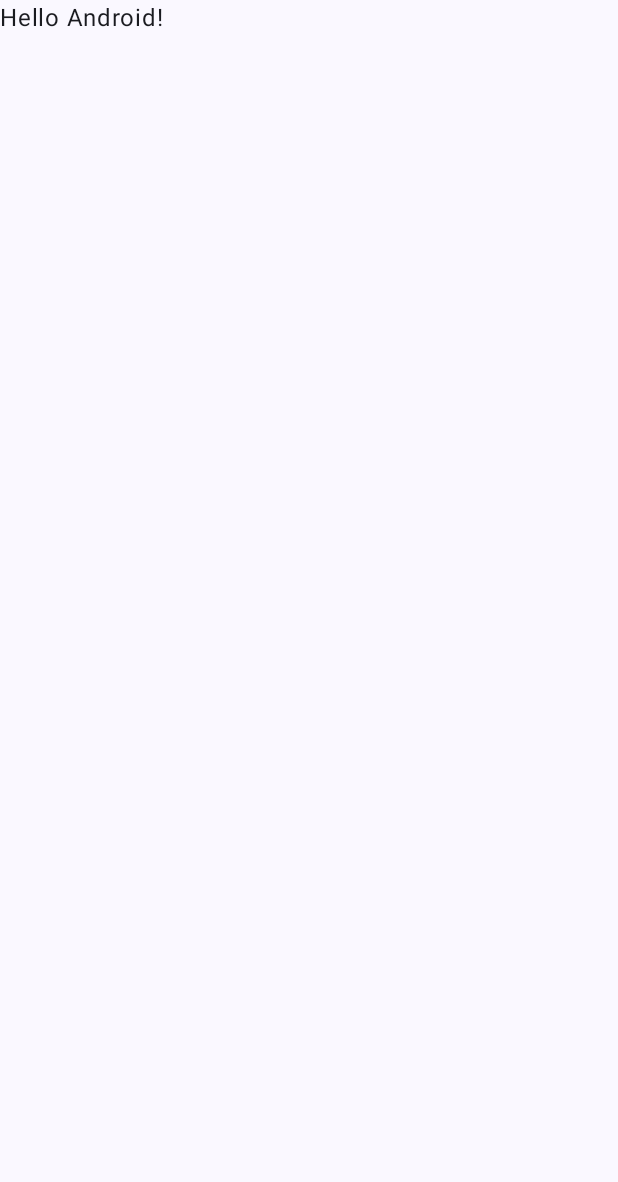
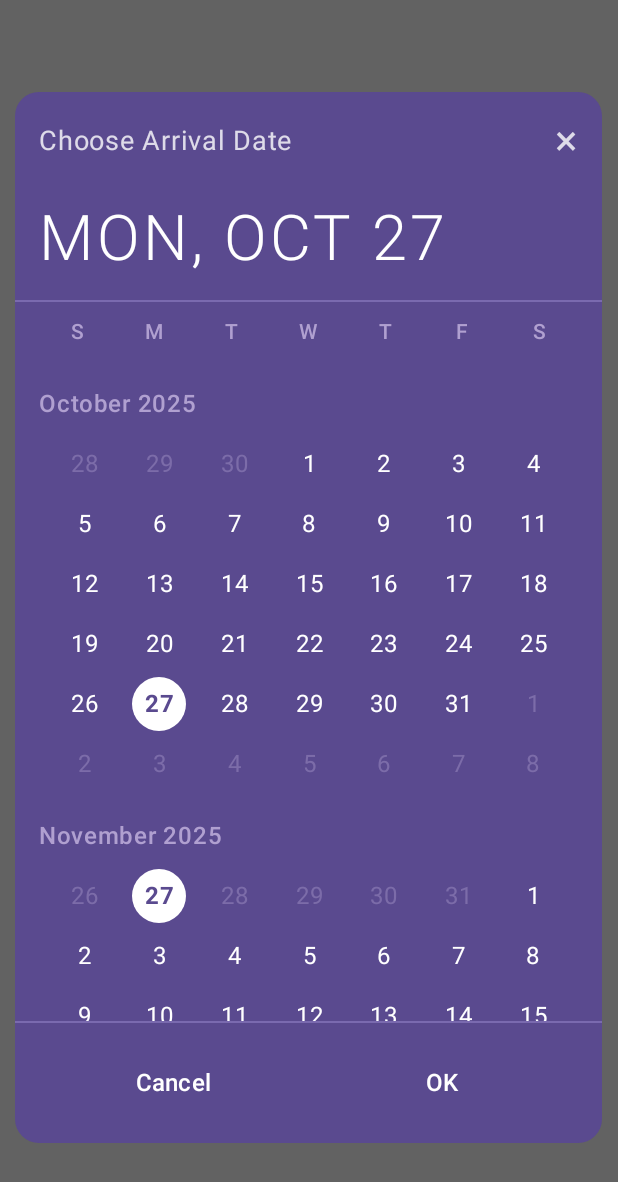
Before and after one commit to itinua/campus, an Android app built with Jetpack Compose: the screen it shows after launch (MainActivity), on a phone screen of 412 x 824 dp. Before the commit the part shown is almost empty. Shown: the top 1182 px of the screen. Run offline under Robolectric (Android 15) with nearby library versions, the phone set to English and light mode, and no system bars.

Commit message:
init calendar

```diff
--- a/October2025/CovenBookingDesk/build.gradle.kts
+++ b/October2025/CovenBookingDesk/build.gradle.kts
@@ -1,3 +1,4 @@
+
 plugins {
     alias(libs.plugins.android.application)
     alias(libs.plugins.kotlin.android)
@@ -49,6 +50,8 @@ dependencies {
     implementation(libs.androidx.compose.ui.graphics)
     implementation(libs.androidx.compose.ui.tooling.preview)
     implementation(libs.androidx.compose.material3)
+    implementation("androidx.compose.material:material-icons-extended")
+
     testImplementation(libs.junit)
     androidTestImplementation(libs.androidx.junit)
     androidTestImplementation(libs.androidx.espresso.core)
--- /dev/null
+++ b/October2025/CovenBookingDesk/src/main/java/pl/covenbookingdesk/CalendarData.kt
@@ -0,0 +1,89 @@
+package pl.covenbookingdesk
+
+import java.time.LocalDate
+import java.time.YearMonth
+import java.time.format.TextStyle
+import java.util.Locale
+
+data class CalendarDay(
+    val date: LocalDate,
+    val isCurrentMonth: Boolean,
+    val isSelected: Boolean = false,
+    val isToday: Boolean = false
+)
+
+data class CalendarMonth(
+    val yearMonth: YearMonth,
+    val days: List<CalendarDay>
+)
+
+object CalendarUtils {
+
+    fun generateCalendarDays(yearMonth: YearMonth, selectedDate: LocalDate? = null): List<CalendarDay> {
+        val firstDayOfMonth = yearMonth.atDay(1)
+        val lastDayOfMonth = yearMonth.atEndOfMonth()
+        val firstDayOfWeek = firstDayOfMonth.dayOfWeek.value % 7
+        val today = LocalDate.now()
+
+        val days = mutableListOf<CalendarDay>()
+
+        val previousMonth = yearMonth.minusMonths(1)
+        val daysInPreviousMonth = previousMonth.lengthOfMonth()
+        for (i in firstDayOfWeek downTo 1) {
+            val date = previousMonth.atDay(daysInPreviousMonth - i + 1)
+            days.add(
+                CalendarDay(
+                    date = date,
+                    isCurrentMonth = false,
+                    isSelected = date == selectedDate,
+                    isToday = date == today
+                )
+            )
+        }
+
+        for (dayOfMonth in 1..yearMonth.lengthOfMonth()) {
+            val date = yearMonth.atDay(dayOfMonth)
+            days.add(
+                CalendarDay(
+                    date = date,
+                    isCurrentMonth = true,
+                    isSelected = date == selectedDate,
+                    isToday = date == today
+                )
+            )
+        }
+
+        val remainingDays = 42 - days.size
+        val nextMonth = yearMonth.plusMonths(1)
+        for (dayOfMonth in 1..remainingDays) {
+            val date = nextMonth.atDay(dayOfMonth)
+            days.add(
+                CalendarDay(
+                    date = date,
+                    isCurrentMonth = false,
+                    isSelected = date == selectedDate,
+                    isToday = date == today
+                )
+            )
+        }
+
+        return days
+    }
+
+    fun generateMonthsForYear(year: Int, selectedDate: LocalDate? = null): List<CalendarMonth> {
+        return (1..12).map { month ->
+            val yearMonth = YearMonth.of(year, month)
+            CalendarMonth(
+                yearMonth = yearMonth,
+                days = generateCalendarDays(yearMonth, selectedDate)
+            )
+        }
+    }
+
+    fun formatSelectedDate(date: LocalDate): String {
+        val dayOfWeek = date.dayOfWeek.getDisplayName(TextStyle.SHORT, Locale.getDefault()).uppercase()
+        val month = date.month.getDisplayName(TextStyle.SHORT, Locale.getDefault()).uppercase()
+        val dayOfMonth = date.dayOfMonth
+        return "$dayOfWeek, $month $dayOfMonth"
+    }
+}
--- /dev/null
+++ b/October2025/CovenBookingDesk/src/main/java/pl/covenbookingdesk/CalendarViewModel.kt
@@ -0,0 +1,64 @@
+package pl.covenbookingdesk
+
+import androidx.lifecycle.ViewModel
+import kotlinx.coroutines.flow.MutableStateFlow
+import kotlinx.coroutines.flow.StateFlow
+import kotlinx.coroutines.flow.asStateFlow
+import java.time.LocalDate
+import java.time.YearMonth
+
+data class CalendarUiState(
+    val selectedDate: LocalDate = LocalDate.now(),
+    val currentYearMonth: YearMonth = YearMonth.now(),
+    val calendarMonths: List<CalendarMonth> = emptyList(),
+    val isDialogOpen: Boolean = false
+)
+
+class CalendarViewModel : ViewModel() {
+
+    private val _uiState = MutableStateFlow(CalendarUiState())
+    val uiState: StateFlow<CalendarUiState> = _uiState.asStateFlow()
+
+    init {
+        loadCalendarMonths()
+    }
+
+    private fun loadCalendarMonths() {
+        val currentYear = _uiState.value.currentYearMonth.year
+        val previousYear = currentYear - 1
+        val nextYear = currentYear + 1
+
+        val allMonths = mutableListOf<CalendarMonth>()
+
+        allMonths.addAll(CalendarUtils.generateMonthsForYear(previousYear, _uiState.value.selectedDate))
+        allMonths.addAll(CalendarUtils.generateMonthsForYear(currentYear, _uiState.value.selectedDate))
+        allMonths.addAll(CalendarUtils.generateMonthsForYear(nextYear, _uiState.value.selectedDate))
+
+        _uiState.value = _uiState.value.copy(calendarMonths = allMonths)
+    }
+
+    fun selectDate(date: LocalDate) {
+        _uiState.value = _uiState.value.copy(selectedDate = date)
+        loadCalendarMonths()
+    }
+
+    fun openDialog() {
+        _uiState.value = _uiState.value.copy(isDialogOpen = true)
+    }
+
+    fun closeDialog() {
+        _uiState.value = _uiState.value.copy(isDialogOpen = false)
+    }
+
+    fun confirmSelection() {
+        closeDialog()
+    }
+
+    fun cancelSelection() {
+        _uiState.value = _uiState.value.copy(
+            selectedDate = LocalDate.now(),
+            isDialogOpen = false
+        )
+        loadCalendarMonths()
+    }
+}
--- /dev/null
+++ b/October2025/CovenBookingDesk/src/main/java/pl/covenbookingdesk/CustomCalendarDialog.kt
@@ -0,0 +1,339 @@
+package pl.covenbookingdesk
+
+import androidx.compose.foundation.background
+import androidx.compose.foundation.clickable
+import androidx.compose.foundation.layout.Arrangement
+import androidx.compose.foundation.layout.Box
+import androidx.compose.foundation.layout.Column
+import androidx.compose.foundation.layout.PaddingValues
+import androidx.compose.foundation.layout.Row
+import androidx.compose.foundation.layout.Spacer
+import androidx.compose.foundation.layout.aspectRatio
+import androidx.compose.foundation.layout.fillMaxHeight
+import androidx.compose.foundation.layout.fillMaxSize
+import androidx.compose.foundation.layout.fillMaxWidth
+import androidx.compose.foundation.layout.height
+import androidx.compose.foundation.layout.padding
+import androidx.compose.foundation.layout.size
+import androidx.compose.foundation.lazy.LazyColumn
+import androidx.compose.foundation.lazy.items
+import androidx.compose.foundation.lazy.rememberLazyListState
+import androidx.compose.foundation.shape.CircleShape
+import androidx.compose.foundation.shape.RoundedCornerShape
+import androidx.compose.material3.Card
+import androidx.compose.material3.CardDefaults
+import androidx.compose.material3.Text
+import androidx.compose.material3.TextButton
+import androidx.compose.runtime.Composable
+import androidx.compose.runtime.LaunchedEffect
+import androidx.compose.ui.Alignment
+import androidx.compose.ui.Modifier
+import androidx.compose.ui.draw.clip
+import androidx.compose.ui.graphics.Color
+import androidx.compose.ui.text.font.FontWeight
+import androidx.compose.ui.text.style.TextAlign
+import androidx.compose.ui.unit.dp
+import androidx.compose.ui.unit.sp
+import androidx.compose.ui.window.Dialog
+import androidx.compose.ui.window.DialogProperties
+import java.time.LocalDate
+import java.time.YearMonth
+import java.time.format.TextStyle
+import java.util.Locale
+
+@Composable
+fun CustomCalendarDialog(
+    selectedDate: LocalDate,
+    calendarMonths: List<CalendarMonth>,
+    onDateSelected: (LocalDate) -> Unit,
+    onDismiss: () -> Unit,
+    onConfirm: () -> Unit
+) {
+    val purpleBackground = Color(0xFF5A4A8F)
+    val lightPurple = Color(0xFF7A6AAF)
+    val textWhite = Color.White
+    val textGray = Color(0xFFB0A0D0)
+
+    Dialog(
+        onDismissRequest = onDismiss,
+        properties = DialogProperties(
+            dismissOnBackPress = true,
+            dismissOnClickOutside = false,
+            usePlatformDefaultWidth = false
+        )
+    ) {
+        Card(
+            modifier = Modifier
+                .fillMaxWidth(0.95f)
+                .fillMaxHeight(0.85f),
+            shape = RoundedCornerShape(16.dp),
+            colors = CardDefaults.cardColors(containerColor = purpleBackground)
+        ) {
+            Column(
+                modifier = Modifier.fillMaxSize()
+            ) {
+                CalendarHeader(
+                    selectedDate = selectedDate,
+                    textColor = textWhite,
+                    onClose = onDismiss
+                )
+
+
+                Spacer(
+                    modifier = Modifier
+                        .background(lightPurple)
+                        .fillMaxWidth()
+                        .height(1.dp)
+                        .padding(horizontal = 16.dp)
+                )
+
+                DaysOfWeekHeader(textColor = textGray)
+
+                CalendarMonthsList(
+                    modifier = Modifier.weight(1f),
+                    calendarMonths = calendarMonths,
+                    selectedDate = selectedDate,
+                    onDateSelected = onDateSelected,
+                    textWhite = textWhite,
+                    textGray = textGray
+                )
+
+                Spacer(
+                    modifier = Modifier
+                        .background(lightPurple)
+                        .fillMaxWidth()
+                        .height(1.dp)
+                        .padding(horizontal = 16.dp)
+                )
+
+                CalendarFooter(
+                    onCancel = onDismiss,
+                    onConfirm = onConfirm,
+                    textColor = textWhite
+                )
+            }
+        }
+    }
+}
+
+@Composable
+private fun CalendarHeader(
+    selectedDate: LocalDate,
+    textColor: Color,
+    onClose: () -> Unit
+) {
+    Column(
+        modifier = Modifier
+            .fillMaxWidth()
+            .padding(16.dp)
+    ) {
+        Row(
+            modifier = Modifier.fillMaxWidth(),
+            horizontalArrangement = Arrangement.SpaceBetween,
+            verticalAlignment = Alignment.CenterVertically
+        ) {
+            Text(
+                text = "Choose Arrival Date",
+                fontSize = 18.sp,
+                color = textColor.copy(alpha = 0.8f),
+                fontWeight = FontWeight.Normal
+            )
+
+            Text(
+                text = "×",
+                fontSize = 28.sp,
+                color = textColor.copy(alpha = 0.8f),
+                modifier = Modifier.clickable { onClose() }
+            )
+        }
+
+        Spacer(modifier = Modifier.height(24.dp))
+
+        Text(
+            text = CalendarUtils.formatSelectedDate(selectedDate),
+            fontSize = 42.sp,
+            color = textColor,
+            fontWeight = FontWeight.Light,
+            letterSpacing = 2.sp
+        )
+    }
+}
+
+@Composable
+private fun DaysOfWeekHeader(textColor: Color) {
+    Row(
+        modifier = Modifier
+            .fillMaxWidth()
+            .padding(horizontal = 16.dp, vertical = 8.dp),
+        horizontalArrangement = Arrangement.SpaceEvenly
+    ) {
+        listOf("S", "M", "T", "W", "T", "F", "S").forEach { day ->
+            Text(
+                text = day,
+                fontSize = 14.sp,
+                color = textColor,
+                fontWeight = FontWeight.Medium,
+                textAlign = TextAlign.Center,
+                modifier = Modifier.weight(1f)
+            )
+        }
+    }
+}
+
+@Composable
+private fun CalendarMonthsList(
+    modifier: Modifier = Modifier,
+    calendarMonths: List<CalendarMonth>,
+    selectedDate: LocalDate,
+    onDateSelected: (LocalDate) -> Unit,
+    textWhite: Color,
+    textGray: Color
+) {
+    val listState = rememberLazyListState()
+
+    LaunchedEffect(calendarMonths) {
+        val currentMonthIndex = calendarMonths.indexOfFirst {
+            it.yearMonth == YearMonth.from(selectedDate)
+        }
+        if (currentMonthIndex >= 0) {
+            listState.animateScrollToItem(currentMonthIndex)
+        }
+    }
+
+    LazyColumn(
+        modifier = modifier,
+        state = listState,
+        contentPadding = PaddingValues(vertical = 8.dp)
+    ) {
+        items(calendarMonths) { month ->
+            MonthCalendarView(
+                month = month,
+                selectedDate = selectedDate,
+                onDateSelected = onDateSelected,
+                textWhite = textWhite,
+                textGray = textGray
+            )
+        }
+    }
+}
+
+@Composable
+private fun MonthCalendarView(
+    month: CalendarMonth,
+    selectedDate: LocalDate,
+    onDateSelected: (LocalDate) -> Unit,
+    textWhite: Color,
+    textGray: Color
+) {
+    Column(
+        modifier = Modifier
+            .fillMaxWidth()
+            .padding(horizontal = 16.dp, vertical = 8.dp)
+    ) {
+        Text(
+            text = "${month.yearMonth.month.getDisplayName(TextStyle.FULL, Locale.getDefault())} ${month.yearMonth.year}",
+            fontSize = 16.sp,
+            color = textGray,
+            fontWeight = FontWeight.Medium,
+            modifier = Modifier.padding(bottom = 8.dp)
+        )
+
+        val rows = month.days.chunked(7)
+        rows.forEach { week ->
+            Row(
+                modifier = Modifier.fillMaxWidth(),
+                horizontalArrangement = Arrangement.SpaceEvenly
+            ) {
+                week.forEach { day ->
+                    DayCell(
+                        day = day,
+                        isSelected = day.date == selectedDate,
+                        onDateSelected = { onDateSelected(day.date) },
+                        textWhite = textWhite,
+                        textGray = textGray
+                    )
+                }
+
+                if (week.size < 7) {
+                    repeat(7 - week.size) {
+                        Spacer(modifier = Modifier.weight(1f))
+                    }
+                }
+            }
+        }
+    }
+}
+
+@Composable
+private fun DayCell(
+    day: CalendarDay,
+    isSelected: Boolean,
+    onDateSelected: () -> Unit,
+    textWhite: Color,
+    textGray: Color
+) {
+    Box(
+        modifier = Modifier
+            .size(40.dp)
+            .aspectRatio(1f)
+            .padding(2.dp)
+            .clip(CircleShape)
+            .background(
+                if (isSelected) textWhite else Color.Transparent
+            )
+            .clickable(enabled = day.isCurrentMonth) {
+                if (day.isCurrentMonth) onDateSelected()
+            },
+        contentAlignment = Alignment.Center
+    ) {
+        Text(
+            text = day.date.dayOfMonth.toString(),
+            fontSize = 16.sp,
+            color = when {
+                isSelected -> Color(0xFF5A4A8F)
+                day.isCurrentMonth -> textWhite
+                else -> textGray.copy(alpha = 0.4f)
+            },
+            fontWeight = if (isSelected) FontWeight.Bold else FontWeight.Normal,
+            textAlign = TextAlign.Center
+        )
+    }
+}
+
+@Composable
+private fun CalendarFooter(
+    onCancel: () -> Unit,
+    onConfirm: () -> Unit,
+    textColor: Color
+) {
+    Row(
+        modifier = Modifier
+            .fillMaxWidth()
+            .padding(16.dp),
+        horizontalArrangement = Arrangement.SpaceEvenly
+    ) {
+        TextButton(
+            onClick = onCancel,
+            modifier = Modifier.weight(1f)
+        ) {
+            Text(
+                text = "Cancel",
+                fontSize = 16.sp,
+                color = textColor,
+                fontWeight = FontWeight.Medium
+            )
+        }
+
+        TextButton(
+            onClick = onConfirm,
+            modifier = Modifier.weight(1f)
+        ) {
+            Text(
+                text = "OK",
+                fontSize = 16.sp,
+                color = textColor,
+                fontWeight = FontWeight.Medium
+            )
+        }
+    }
+}
--- a/October2025/CovenBookingDesk/src/main/java/pl/covenbookingdesk/MainActivity.kt
+++ b/October2025/CovenBookingDesk/src/main/java/pl/covenbookingdesk/MainActivity.kt
@@ -3,45 +3,54 @@ package pl.covenbookingdesk
 import android.os.Bundle
 import androidx.activity.ComponentActivity
 import androidx.activity.compose.setContent
-import androidx.activity.enableEdgeToEdge
+import androidx.activity.viewModels
 import androidx.compose.foundation.layout.fillMaxSize
-import androidx.compose.foundation.layout.padding
-import androidx.compose.material3.Scaffold
-import androidx.compose.material3.Text
+import androidx.compose.material3.Surface
 import androidx.compose.runtime.Composable
+import androidx.compose.runtime.getValue
 import androidx.compose.ui.Modifier
-import androidx.compose.ui.tooling.preview.Preview
+import androidx.compose.ui.graphics.Color
+import androidx.lifecycle.compose.collectAsStateWithLifecycle
 import pl.covenbookingdesk.ui.theme.Project2Theme
 
 class MainActivity : ComponentActivity() {
+
+    private val calendarViewModel: CalendarViewModel by viewModels()
+
     override fun onCreate(savedInstanceState: Bundle?) {
         super.onCreate(savedInstanceState)
-        enableEdgeToEdge()
+
         setContent {
             Project2Theme {
-                Scaffold(modifier = Modifier.fillMaxSize()) { innerPadding ->
-                    Greeting(
-                        name = "Android",
-                        modifier = Modifier.padding(innerPadding)
-                    )
-                }
+                CalendarScreen(viewModel = calendarViewModel)
             }
         }
     }
 }
 
 @Composable
-fun Greeting(name: String, modifier: Modifier = Modifier) {
-    Text(
-        text = "Hello $name!",
-        modifier = modifier
-    )
-}
+fun CalendarScreen(viewModel: CalendarViewModel) {
+    val uiState by viewModel.uiState.collectAsStateWithLifecycle()
 
-@Preview(showBackground = true)
-@Composable
-fun GreetingPreview() {
-    Project2Theme {
-        Greeting("Android")
+    Surface(
+        modifier = Modifier.fillMaxSize(),
+        color = Color(0xFFF5F5F5)
+    ) {
+
+        CustomCalendarDialog(
+            selectedDate = uiState.selectedDate,
+            calendarMonths = uiState.calendarMonths,
+            onDateSelected = { date ->
+                viewModel.selectDate(date)
+            },
+            onDismiss = {
+                viewModel.cancelSelection()
+            },
+            onConfirm = {
+                viewModel.confirmSelection()
+            }
+        )
+
+
     }
 }
```
